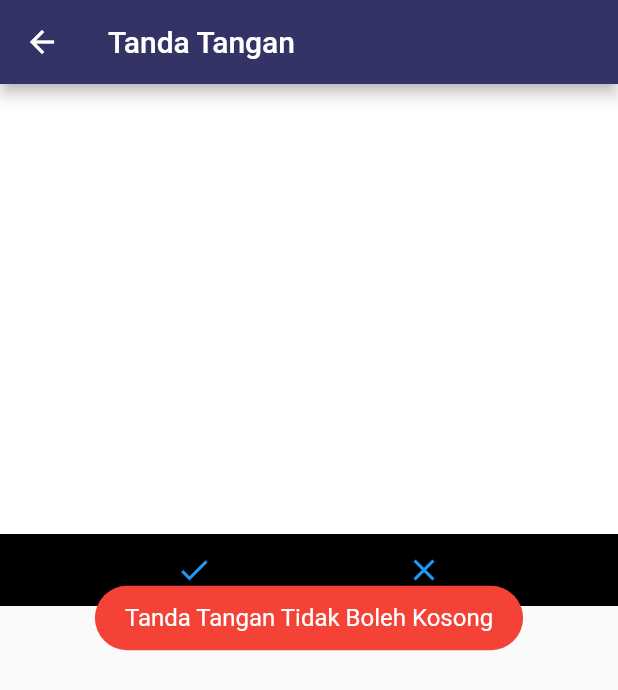
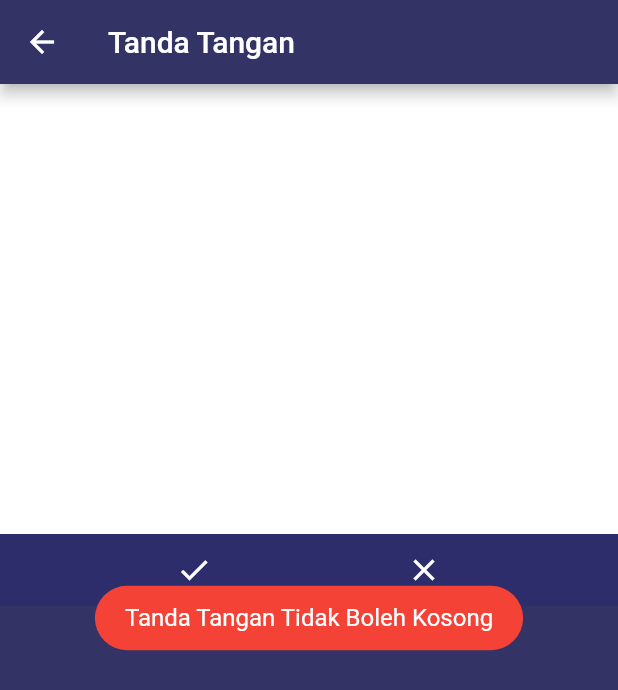
Before and after one commit to hilmankhitam/aplikasi-absensi-flutter, a Flutter app: the TandaTangan screen opened directly, after a tap on the "check" icon, on a phone screen of 412 x 824 dp. Shown: the top 690 px of the screen. Run offline on Flutter 3.47's test engine with Material 2 defaults, Android fonts, the phone set to English and light mode, and no system bars; drawn by our look-alikes of signature; our stand-ins replace flutter_spinkit, fluttertoast, qr_flutter, shared_preferences; missing offline and left inert: qrscan; accounts and stored records are empty; network calls fail.

Commit message:
update 8

```diff
--- a/lib/dosen/detail_kelas.dart
+++ b/lib/dosen/detail_kelas.dart
@@ -74,7 +74,7 @@ class _DetailKelasState extends State<DetailKelas> {
                             leading: Text("${index + 1}"),
                             title: Text(pertemuanKelas[index]['nama_pertemuan']),
                             subtitle: Text(
-                                "Ruang : ${pertemuanKelas[index]['ruangan']}\nPukul : ${pertemuanKelas[index]['jam']} | Status : ${pertemuanKelas[index]['status']}"),
+                                "Ruang : ${pertemuanKelas[index]['ruangan']}\nPukul : ${pertemuanKelas[index]['jam']}\nStatus : ${pertemuanKelas[index]['status']}"),
                             enabled: true,
                             isThreeLine: true,
                             onTap: () {
--- a/lib/main.dart
+++ b/lib/main.dart
@@ -30,7 +30,6 @@ class SplashScreen extends StatefulWidget {
 class _SplashScreenState extends State<SplashScreen> {
   @override
   void initState() {
-    // TODO: implement initState
     super.initState();
     Timer(Duration(seconds: 3), ()=> Navigator.of(context).pushReplacement(MaterialPageRoute(
             builder: (BuildContext context) => LoginDosenPage())) );
--- a/lib/tanda_tangan.dart
+++ b/lib/tanda_tangan.dart
@@ -52,6 +52,7 @@ class _TandaTanganState extends State<TandaTangan> {
   @override
   Widget build(BuildContext context) {
     return Scaffold(
+      backgroundColor: Color(0xFF333366),
       appBar: AppBar(
         title: Text("Tanda Tangan"),
       ),
@@ -65,7 +66,7 @@ class _TandaTanganState extends State<TandaTangan> {
           ),
           //OK AND CLEAR BUTTONS
           Container(
-            decoration: const BoxDecoration(color: Colors.black),
+            decoration: const BoxDecoration(color: Color(0xFF2D2D6C)),
             child: Row(
               mainAxisAlignment: MainAxisAlignment.spaceEvenly,
               mainAxisSize: MainAxisSize.max,
@@ -74,8 +75,8 @@ class _TandaTanganState extends State<TandaTangan> {
                 AbsorbPointer(
                   absorbing: loading,
                                   child: IconButton(
-                    icon: (loading) ? CircularProgressIndicator() : Icon(Icons.check),
-                    color: Colors.blue,
+                    icon: (loading) ? CircularProgressIndicator(backgroundColor: Colors.white,) : Icon(Icons.check),
+                    color: Colors.white,
                     onPressed: () async {
                       if (_controller.isNotEmpty) {
                         setState(() {
@@ -134,7 +135,7 @@ class _TandaTanganState extends State<TandaTangan> {
                 //CLEAR CANVAS
                 IconButton(
                   icon: const Icon(Icons.clear),
-                  color: Colors.blue,
+                  color: Colors.white,
                   onPressed: () {
                     setState(() => _controller.clear());
                   },
```
Also changed, not shown: lib/dosen/detail_pertemuan.dart (+5 -2 lines), lib/login_dosen.dart (+4 -4 lines), lib/login_mahasiswa.dart (+4 -4 lines).
